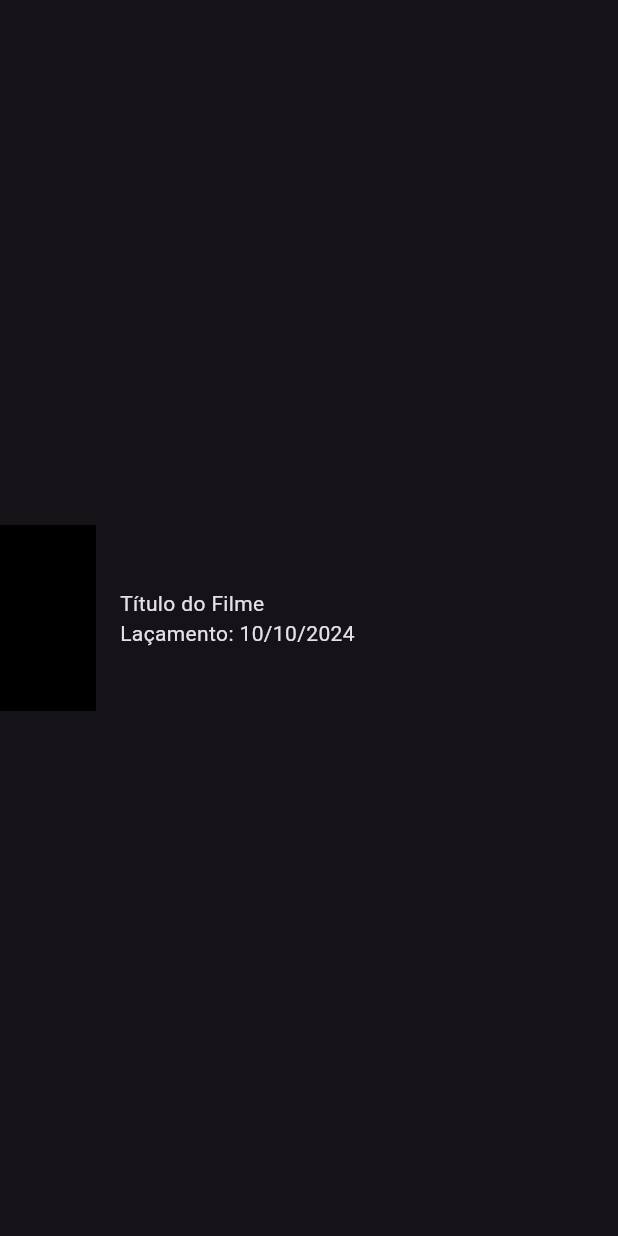
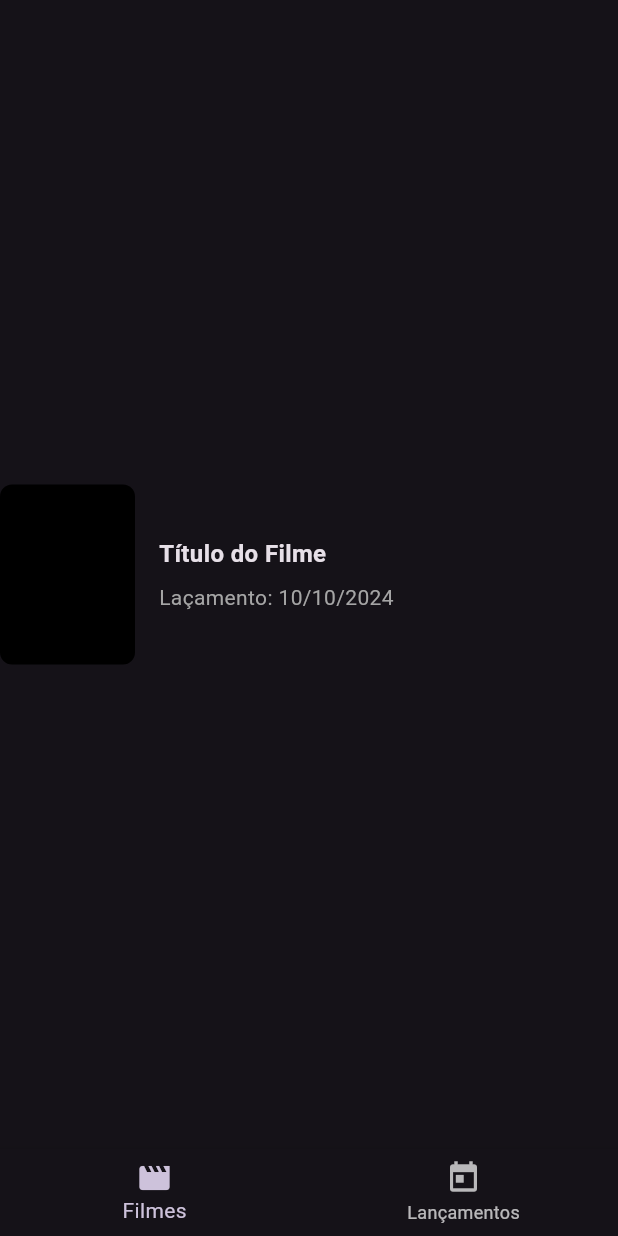
Before and after one commit to allanmedeiros71/dart, a Flutter app: the screen it shows after launch, after a tap on "Quero Começar!", on a phone screen of 412 x 824 dp. Run offline on Flutter 3.47's test engine with Material 3 defaults, Android fonts, the light colour scheme and no system bars; our stand-ins replace envied.

Commit message:
feat: add bottom navigation and improve movie card styling

```diff
--- a/cinetopia/lib/ui/components/movie_card.dart
+++ b/cinetopia/lib/ui/components/movie_card.dart
@@ -8,15 +8,30 @@ class MovieCard extends StatelessWidget {
     return Row(
       children: [
         Container(
-          width: 64,
-          height: 124,
+          width: 90,
+          height: 120,
           margin: const EdgeInsets.only(right: 16),
-          decoration: BoxDecoration(color: const Color(0xFF000000)),
+          decoration: BoxDecoration(
+            color: const Color(0xFF000000),
+            borderRadius: BorderRadius.circular(8),
+          ),
         ),
         Column(
           crossAxisAlignment: CrossAxisAlignment.start,
           mainAxisSize: MainAxisSize.min,
-          children: [Text('Título do Filme'), Text('Laçamento: 10/10/2024')],
+          children: [
+            Padding(
+              padding: const EdgeInsets.only(bottom: 8.0),
+              child: Text(
+                'Título do Filme',
+                style: TextStyle(fontSize: 16, fontWeight: FontWeight.w700),
+              ),
+            ),
+            Text(
+              'Laçamento: 10/10/2024',
+              style: TextStyle(fontSize: 14, color: const Color(0XFFA5A5A5)),
+            ),
+          ],
         ),
       ],
     );
--- /dev/null
+++ b/cinetopia/lib/ui/screens/dashboard.dart
@@ -0,0 +1,42 @@
+import 'package:cinetopia/ui/screens/releases.dart';
+import 'package:cinetopia/ui/screens/search_movies.dart';
+import 'package:flutter/material.dart';
+
+class Dashboard extends StatefulWidget {
+  const Dashboard({super.key});
+
+  @override
+  State<Dashboard> createState() => _DashboardState();
+}
+
+class _DashboardState extends State<Dashboard> {
+  int _currentIndex = 0;
+  final List<Widget> _screens = <Widget>[
+    const SearchMovies(),
+    const Releases(),
+  ];
+
+  void _onTap(int index) {
+    setState(() {
+      _currentIndex = index;
+    });
+  }
+
+  @override
+  Widget build(BuildContext context) {
+    return Scaffold(
+      body: _screens[_currentIndex],
+      bottomNavigationBar: BottomNavigationBar(
+        currentIndex: _currentIndex,
+        onTap: (value) => _onTap(value),
+        items: const <BottomNavigationBarItem>[
+          BottomNavigationBarItem(icon: Icon(Icons.movie), label: 'Filmes'),
+          BottomNavigationBarItem(
+            icon: Icon(Icons.today),
+            label: 'Lançamentos',
+          ),
+        ],
+      ),
+    );
+  }
+}
--- a/cinetopia/lib/ui/screens/home_page.dart
+++ b/cinetopia/lib/ui/screens/home_page.dart
@@ -1,5 +1,5 @@
 import 'package:cinetopia/ui/components/buttons.dart';
-import 'package:cinetopia/ui/screens/search_movies.dart';
+import 'package:cinetopia/ui/screens/dashboard.dart';
 import 'package:flutter/material.dart';
 
 class HomePage extends StatelessWidget {
@@ -42,7 +42,7 @@ class HomePage extends StatelessWidget {
                       () => Navigator.push(
                         context,
                         MaterialPageRoute(
-                          builder: (context) => const SearchMovies(),
+                          builder: (context) => const Dashboard(),
                         ),
                       ),
                 ),
--- /dev/null
+++ b/cinetopia/lib/ui/screens/releases.dart
@@ -0,0 +1,10 @@
+import 'package:flutter/material.dart';
+
+class Releases extends StatelessWidget {
+  const Releases({super.key});
+
+  @override
+  Widget build(BuildContext context) {
+    return Center(child: Text('Releases'));
+  }
+}
--- a/cinetopia/lib/ui/screens/search_movies.dart
+++ b/cinetopia/lib/ui/screens/search_movies.dart
@@ -6,6 +6,6 @@ class SearchMovies extends StatelessWidget {
 
   @override
   Widget build(BuildContext context) {
-    return const Scaffold(body: Center(child: MovieCard()));
+    return const Center(child: MovieCard());
   }
 }
```
